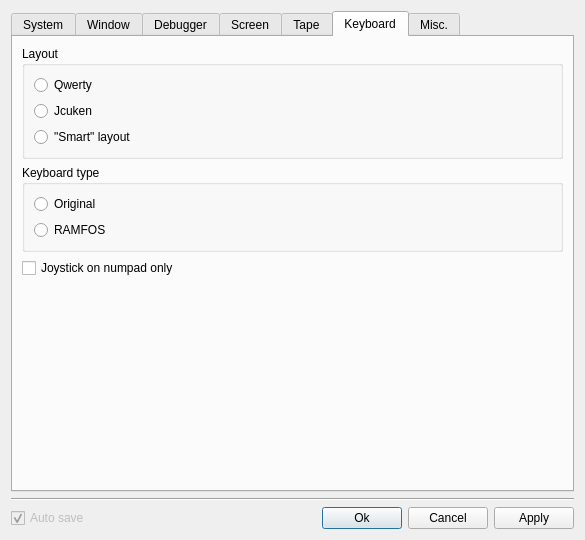
This is src/qt/qtSettingsDialog.ui in vpyk/emu80v4 as Qt 5 draws it before an edit. The edited form follows.
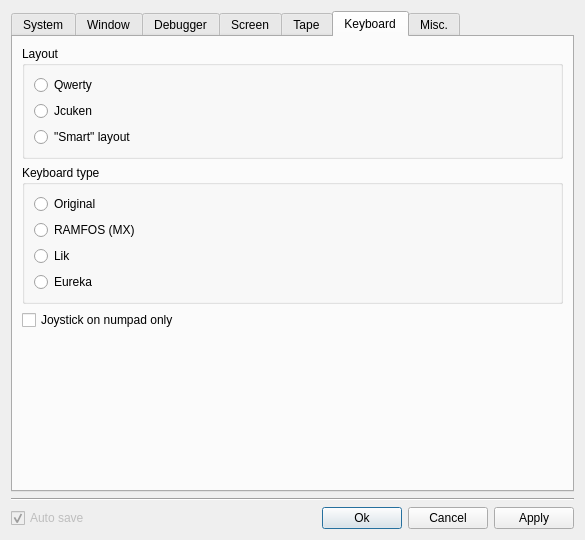
This is the edited form. The open tabs and pages were chosen to show the change.

Commit message: Update keyboard layouts for Specialist and add new matrix types for Eureka & Lik

Patch:
```diff
--- a/src/qt/qtSettingsDialog.ui
+++ b/src/qt/qtSettingsDialog.ui
@@ -1297,7 +1297,21 @@
           <item>
            <widget class="QRadioButton" name="kbdRamfosRadioButton">
             <property name="text">
-             <string notr="true">RAMFOS</string>
+             <string notr="true">RAMFOS (MX)</string>
+            </property>
+           </widget>
+          </item>
+          <item>
+           <widget class="QRadioButton" name="kbdLikRadioButton">
+            <property name="text">
+             <string>Lik</string>
+            </property>
+           </widget>
+          </item>
+          <item>
+           <widget class="QRadioButton" name="kbdEurekaRadioButton">
+            <property name="text">
+             <string notr="true">Eureka</string>
             </property>
            </widget>
           </item>
```
Left out of the diff: 5 changed lines with no effect on the pictures. The commit also changes 11 other files.
